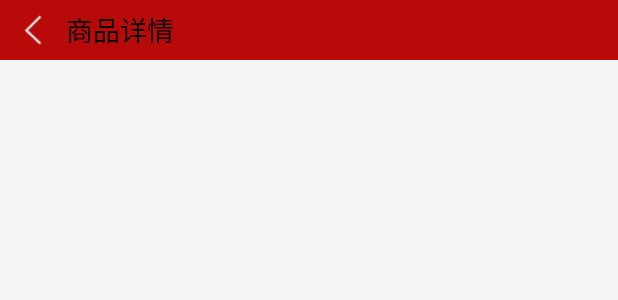
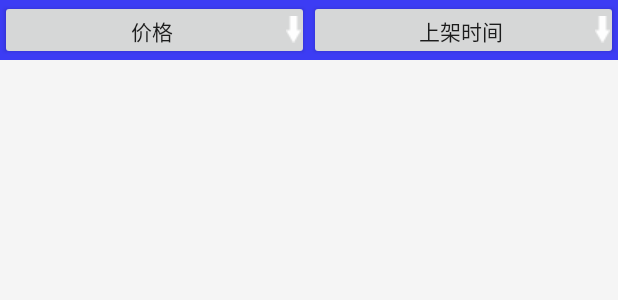
Before and after one commit to chenyuzuishuai/FuliCenter, an Android app: the layout activity_category_goods.xml on its own in the app's theme, with its tools: preview values and no code run, on a phone screen of 412 x 824 dp. Shown: the top 300 px of the screen. Run offline under Robolectric (Android 15) with nearby library versions, the phone set to English and light mode, and no system bars.

Commit message:
二级分类页面的排序

```diff
--- a/app/src/main/java/cn/ucai/fulicenter/controller/fragment/NewGoodsFragment.java
+++ b/app/src/main/java/cn/ucai/fulicenter/controller/fragment/NewGoodsFragment.java
@@ -132,4 +132,7 @@ public class NewGoodsFragment extends Fragment {
             }
         });
     }
+    public void sortGoods(int sortBy){
+        adapter.SortGoods(sortBy);
+    }
 }
--- a/app/src/main/java/cn/ucai/fulicenter/model/bean/NewGoodsBean.java
+++ b/app/src/main/java/cn/ucai/fulicenter/model/bean/NewGoodsBean.java
@@ -46,7 +46,7 @@ public class NewGoodsBean implements Serializable {
     private String colorName;
     private String colorCode;
     private String colorUrl;
-    private String addTime;
+    private Long addTime;
 
     public int getId() {
         return id;
@@ -184,11 +184,11 @@ public class NewGoodsBean implements Serializable {
         this.colorUrl = colorUrl;
     }
 
-    public String getAddTime() {
+    public Long getAddTime() {
         return addTime;
     }
 
-    public void setAddTime(String addTime) {
+    public void setAddTime(Long addTime) {
         this.addTime = addTime;
     }
 
--- a/app/src/main/res/layout/activity_category_goods.xml
+++ b/app/src/main/res/layout/activity_category_goods.xml
@@ -1,14 +1,37 @@
 <?xml version="1.0" encoding="utf-8"?>
-<RelativeLayout xmlns:android="http://schemas.android.com/apk/res/android"
+<LinearLayout xmlns:android="http://schemas.android.com/apk/res/android"
     xmlns:tools="http://schemas.android.com/tools"
     android:id="@+id/activity_category_goods_details"
     android:layout_width="match_parent"
     android:layout_height="match_parent"
+android:orientation="vertical"
+    tools:context="cn.ucai.fulicenter.controller.activity.CategoryGoodsDetailsActivity">
+    <LinearLayout
+        android:id="@+id/layout_sort"
+        android:layout_width="match_parent"
+        android:layout_height="40dp"
+        android:orientation="horizontal"
+        android:background="#3c3cf4">
+        <Button
+            android:id="@+id/btn_sort_price"
+            android:layout_weight="1"
+            android:layout_width="0dp"
+            android:layout_height="wrap_content"
+            android:text="价格"
+            android:drawableRight="@drawable/arrow_order_down"
+            android:paddingRight="5dp"/>
 
-    tools:context="cn.ucai.fulicenter.controller.activity.CategoryGoodsDetailsActivity">
-    <include layout="@layout/common_head_title"/>
+        <Button
+            android:id="@+id/btn_sort_addtime"
+            android:layout_weight="1"
+            android:layout_width="0dp"
+            android:layout_height="wrap_content"
+            android:text="上架时间"
+            android:drawableRight="@drawable/arrow_order_down"
+            android:paddingRight="5dp"/>
+    </LinearLayout>
     <FrameLayout
         android:layout_width="match_parent"
         android:layout_height="match_parent"
         android:id="@+id/fragment_container"></FrameLayout>
-</RelativeLayout>
+</LinearLayout>
```
Also changed, not shown: app/src/main/java/cn/ucai/fulicenter/controller/activity/CategoryGoodsActivity.java (+17 -6 lines), app/src/main/java/cn/ucai/fulicenter/controller/adapter/GoodsAdapter.java (+33 -0 lines).
